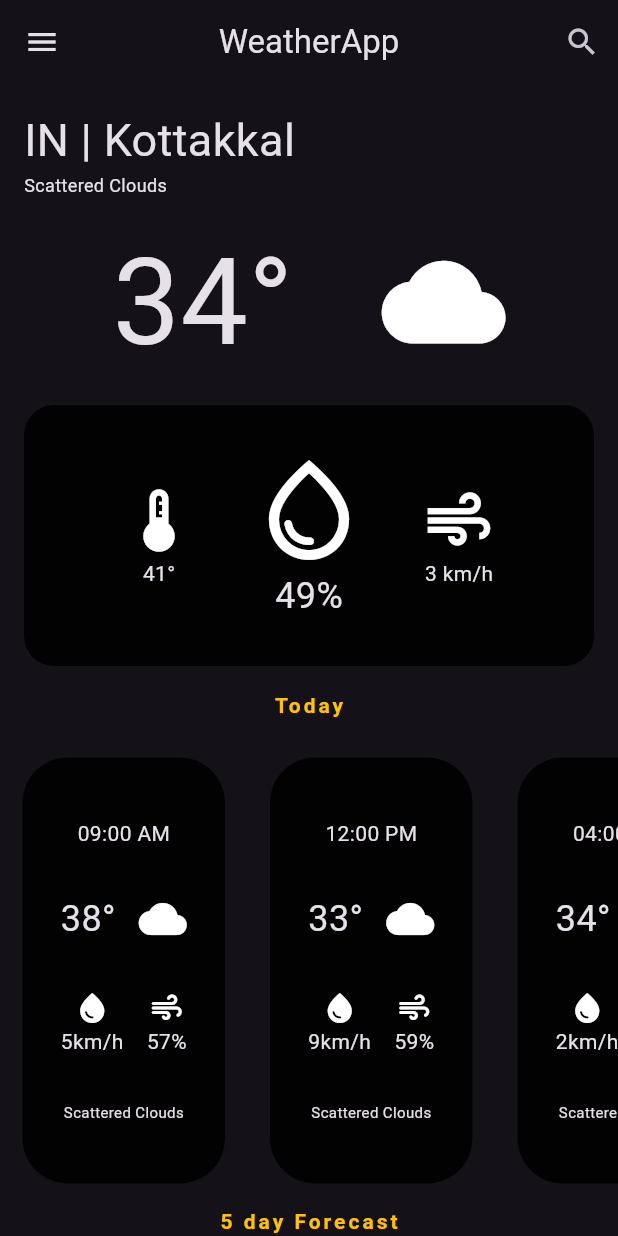
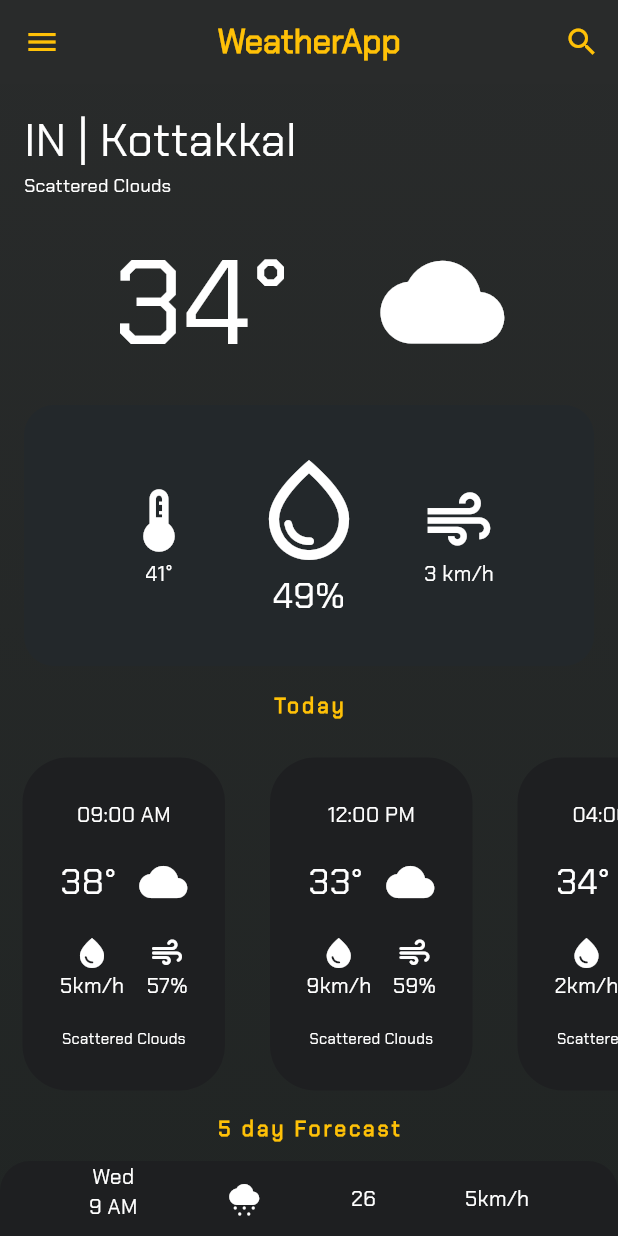
Before and after one commit to anel777/weather, a Flutter app: the screen it shows after launch, on a phone screen of 412 x 824 dp. Run offline on Flutter 3.47's test engine with Material 3 defaults, Android fonts, the phone set to English and light mode, and no system bars.

Commit message:
Design completed

```diff
--- a/weather/lib/home_screen.dart
+++ b/weather/lib/home_screen.dart
@@ -1,4 +1,6 @@
 import 'package:flutter/material.dart';
+import 'package:flutter/widgets.dart';
+import 'package:weather/history.dart';
 import 'package:weather/weather_screen.dart';
 
 class HomeScreen extends StatelessWidget {
@@ -9,16 +11,39 @@ class HomeScreen extends StatelessWidget {
 
   @override
   Widget build(BuildContext context) {
-    return Scaffold(
+    return Container(
+      decoration: BoxDecoration(
+        gradient: LinearGradient(
+          begin: Alignment.topCenter,
+          end: Alignment.bottomCenter,
+          colors: isDarkMode
+              ? [
+                  Color(0xFF292B2B),
+                  Color(0xFF212524),
+                ]
+              : [
+                  Color(0xFFD3E5F5),
+                  Color(0xFFF1F6FB), // Middle lighter shade
+                  Color(0xFFD3E5F5),
+                ],
+        ),
+      ),
+      child: Scaffold(
+        backgroundColor: Colors.transparent,
         appBar: AppBar(
+          backgroundColor: isDarkMode ? Color(0xFF292B2B) : Color(0xFFD3E5F5),
           centerTitle: true,
-        title: Text('WeatherApp'),
+          title: Text(
+            'WeatherApp',
+            style: TextStyle(color: Colors.amber, fontWeight: FontWeight.bold),
+          ),
           actions: [
             IconButton(
               icon: Icon(Icons.search),
               onPressed: () {},
             ),
           ],
+          iconTheme: IconThemeData(color: Colors.amber),
         ),
         drawer: Drawer(
           child: ListView(
@@ -27,6 +52,17 @@ class HomeScreen extends StatelessWidget {
               ListTile(
                 leading: Icon(Icons.history),
                 title: Text('History'),
+                onTap: () {
+                  Navigator.pop(context); // Close the drawer
+                  Navigator.push(
+                    context,
+                    MaterialPageRoute(
+                      builder: (context) => History(
+                        isDarkMode: isDarkMode,
+                      ),
+                    ),
+                  );
+                },
               ),
               ListTile(
                 leading: Icon(Icons.dark_mode),
@@ -41,7 +77,10 @@ class HomeScreen extends StatelessWidget {
             ],
           ),
         ),
-      body: WeatherScreen(),
+        body: WeatherScreen(
+          isDarkMode: isDarkMode,
+        ),
+      ),
     );
   }
 }
--- a/weather/lib/main.dart
+++ b/weather/lib/main.dart
@@ -16,7 +16,34 @@ class _MyAppState extends State<MyApp> {
   @override
   Widget build(BuildContext context) {
     return MaterialApp(
-      theme: isDarkMode ? ThemeData.dark() : ThemeData.light(),
+      debugShowCheckedModeBanner: false,
+      theme: isDarkMode
+          ? ThemeData.dark().copyWith(
+              textTheme:
+                  Typography.material2021().white.apply(fontFamily: 'Chakra'),
+            )
+          : ThemeData.light().copyWith(
+              iconTheme: IconThemeData(color: Color(0xFF245B82)),
+              textTheme: Typography.material2021()
+                  .black
+                  .apply(
+                    fontFamily: 'Chakra',
+                    bodyColor: Color(0xFF245B82),
+                    displayColor: Color(0xFF245B82),
+                  )
+                  .copyWith(
+                    bodyLarge: TextStyle(
+                        color: Color(0xFF245B82), fontFamily: 'Chakra'),
+                    bodyMedium: TextStyle(
+                        color: Color(0xFF245B82), fontFamily: 'Chakra'),
+                    titleLarge: TextStyle(
+                        color: Color(0xFF245B82), fontFamily: 'Chakra'),
+                    titleMedium: TextStyle(
+                        color: Color(0xFF245B82), fontFamily: 'Chakra'),
+                    titleSmall: TextStyle(
+                        color: Color(0xFF245B82), fontFamily: 'Chakra'),
+                  ),
+            ),
       home: HomeScreen(
         isDarkMode: isDarkMode,
         onToggleDarkMode: () {
--- a/weather/lib/weather_screen.dart
+++ b/weather/lib/weather_screen.dart
@@ -2,6 +2,9 @@ import 'package:flutter/material.dart';
 import 'package:weather/weather_time_tile.dart';
 
 class WeatherScreen extends StatelessWidget {
+  final bool isDarkMode;
+
+  WeatherScreen({required this.isDarkMode});
   @override
   Widget build(BuildContext context) {
     double screenRatio = MediaQuery.of(context).size.aspectRatio;
@@ -29,14 +32,17 @@ class WeatherScreen extends StatelessWidget {
                 mainAxisAlignment: MainAxisAlignment.spaceEvenly,
                 children: [
                   Text('34°', style: TextStyle(fontSize: screenRatio * 160)),
-                  Icon(Icons.cloud, size: screenRatio * 165),
+                  Icon(
+                    Icons.cloud,
+                    size: screenRatio * 165,
+                  ),
                 ],
               ),
               SizedBox(height: 12),
               Container(
                 decoration: BoxDecoration(
                   borderRadius: BorderRadius.circular(screenRatio * 40),
-                  color: Colors.black87,
+                  color: isDarkMode ? Color(0xFF23282B) : Color(0xFFB0BCC8),
                 ),
                 padding: EdgeInsets.all(screenRatio * 60),
                 child: Row(
@@ -88,27 +94,37 @@ class WeatherScreen extends StatelessWidget {
                   time: '09:00 AM',
                   temperature: '38°',
                   prob: '57%',
-                    wind: '5km/h'),
+                  wind: '5km/h',
+                  isDarkMode: isDarkMode,
+                ),
                 WeatherTimeTile(
                   time: '12:00 PM',
                   temperature: '33°',
                   prob: '59%',
-                    wind: '9km/h'),
+                  wind: '9km/h',
+                  isDarkMode: isDarkMode,
+                ),
                 WeatherTimeTile(
                   time: '04:00 PM',
                   temperature: '34°',
                   prob: '52%',
-                    wind: '2km/h'),
+                  wind: '2km/h',
+                  isDarkMode: isDarkMode,
+                ),
                 WeatherTimeTile(
-                    time: '04:00 PM',
+                  time: '06:00 PM',
                   temperature: '34°',
                   prob: '46%',
-                    wind: '14km/h'),
+                  wind: '14km/h',
+                  isDarkMode: isDarkMode,
+                ),
                 WeatherTimeTile(
-                    time: '04:00 PM',
+                  time: '09:00 PM',
                   temperature: '34°',
                   prob: '29%',
-                    wind: '2km/h'),
+                  wind: '2km/h',
+                  isDarkMode: isDarkMode,
+                ),
               ],
             ),
           ),
@@ -120,6 +136,33 @@ class WeatherScreen extends StatelessWidget {
               fontWeight: FontWeight.bold,
               letterSpacing: 2),
         ),
+        SizedBox(
+          height: 12,
+        ),
+        Container(
+          height: 50,
+          decoration: BoxDecoration(
+            color: isDarkMode ? Color(0xFF1E1F21) : Color(0xFFB0BCC8),
+            borderRadius: BorderRadius.only(
+              topLeft: Radius.circular(20.0),
+              topRight: Radius.circular(20.0),
+            ),
+          ),
+          child: Row(
+            mainAxisAlignment: MainAxisAlignment.spaceEvenly,
+            children: [
+              Column(
+                children: [
+                  Text('Wed'),
+                  Text('9 AM'),
+                ],
+              ),
+              Icon(Icons.cloudy_snowing),
+              Text('26'),
+              Text('5km/h')
+            ],
+          ),
+        ),
       ],
     );
   }
--- a/weather/lib/weather_time_tile.dart
+++ b/weather/lib/weather_time_tile.dart
@@ -5,12 +5,14 @@ class WeatherTimeTile extends StatelessWidget {
   final String temperature;
   final String prob;
   final String wind;
+  final bool isDarkMode;
 
   const WeatherTimeTile({
     required this.time,
     required this.temperature,
     required this.prob,
     required this.wind,
+    required this.isDarkMode,
   });
 
   @override
@@ -24,7 +26,7 @@ class WeatherTimeTile extends StatelessWidget {
         width: screenRatio * 270,
         decoration: BoxDecoration(
           borderRadius: BorderRadius.circular(screenRatio * 60),
-          color: Colors.black87,
+          color: isDarkMode ? Color(0xFF1E1F21) : Color(0xFFB0BCC8),
         ),
         child: Column(
           mainAxisAlignment: MainAxisAlignment.spaceEvenly,
```
Also changed, not shown: weather/lib/history.dart (added, +90 -0 lines), weather/pubspec.yaml (+8 -6 lines), weather/fonts/ChakraPetch-Regular.ttf (added), weather/pubspec.lock, 3 other files. Lines whose indentation alone changed are shown as unchanged.
